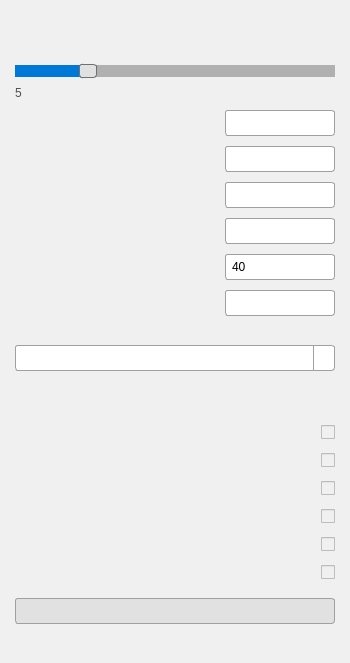
Dawson924/MouseFlightControl, file src/ui/MainWindow.ui: the form before one commit.
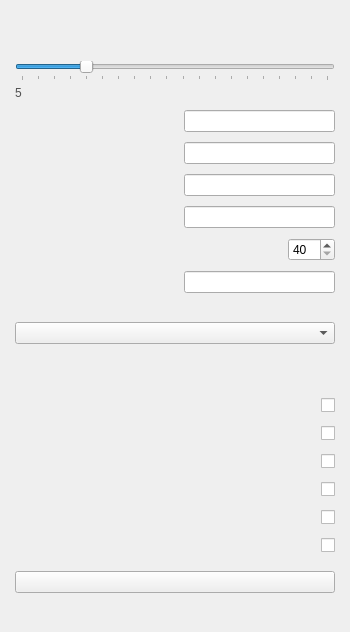
The form after the commit. Icons and pictures are not drawn.

```diff
--- a/src/ui/MainWindow.ui
+++ b/src/ui/MainWindow.ui
@@ -10,114 +10,6 @@
                 <height>350</height>
             </rect>
         </property>
-        <property name="styleSheet">
-            <string notr="true">
-                QMainWindow {
-                background-color: #F0F0F0;
-                font-size: 9pt;
-                }
-                QWidget {
-                background-color: #F0F0F0;
-                }
-                QLabel {
-                color: #000000;
-                }
-                QPushButton {
-                background-color: #E1E1E1;
-                border: 1px solid #A0A0A0;
-                border-radius: 3px;
-                padding: 5px;
-                min-width: 80px;
-                }
-                QPushButton:hover {
-                background-color: #D0D0D0;
-                }
-                QPushButton:pressed {
-                background-color: #C0C0C0;
-                border: 1px solid #707070;
-                }
-                QSlider::groove:horizontal {
-                border: 1px solid #A0A0A0;
-                height: 6px;
-                background: #D0D0D0;
-                margin: 2px 0;
-                }
-                QSlider::handle:horizontal {
-                background: #E1E1E1;
-                border: 1px solid #707070;
-                width: 16px;
-                margin: -4px 0;
-                border-radius: 3px;
-                }
-                QSlider::handle:horizontal:hover {
-                background: #F0F0F0;
-                }
-                QSlider::add-page:horizontal {
-                background: #B0B0B0;
-                }
-                QSlider::sub-page:horizontal {
-                background: #0078D7;
-                }
-                QLineEdit {
-                border: 1px solid #A0A0A0;
-                border-radius: 3px;
-                padding: 4px;
-                background: white;
-                min-width: 100px;
-                max-width: 100px;
-                }
-                QSpinBox {
-                border: 1px solid #A0A0A0;
-                border-radius: 3px;
-                padding: 4px;
-                background: white;
-                min-width: 100px;
-                max-width: 100px;
-                }
-                QSpinBox::up-button, QSpinBox::down-button {
-                background: transparent;
-                border: none;
-                width: 16px;
-                }
-                QSpinBox::up-arrow {
-                image: url(assets/up_arrow.svg); /* 自定义向上箭头 */
-                width: 16px;
-                height: 16px;
-                }
-                QSpinBox::down-arrow {
-                image: url(assets/down_arrow.svg); /* 自定义向下箭头 */
-                width: 16px;
-                height: 16px;
-                }
-                #controllerComboBox {
-                border: 1px solid #A0A0A0;
-                border-radius: 3px;
-                padding: 4px;
-                background: white;
-                min-width: 120px;
-                }
-                #controllerComboBox::drop-down {
-                subcontrol-origin: padding;
-                subcontrol-position: top right;
-                width: 20px;
-                border-left-width: 1px;
-                border-left-color: #A0A0A0;
-                border-left-style: solid;
-                border-top-right-radius: 3px;
-                border-bottom-right-radius: 3px;
-                }
-                #controllerComboBox::down-arrow {
-                image: url(assets/down_arrow.svg);
-                width: 16px;
-                height: 16px;
-                }
-                #controllerComboBox QAbstractItemView {
-                border: 1px solid #A0A0A0;
-                background: white;
-                selection-background-color: #E1E1E1;
-                }
-            </string>
-        </property>
 
         <widget class="QWidget" name="centralWidget">
             <layout class="QVBoxLayout" name="verticalLayout">
```
